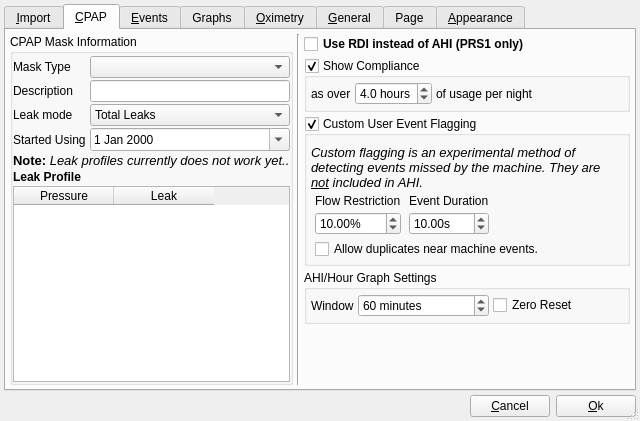
Qt form preferencesdialog.ui (sbonaime/sleepyhead-code.) before a commit.
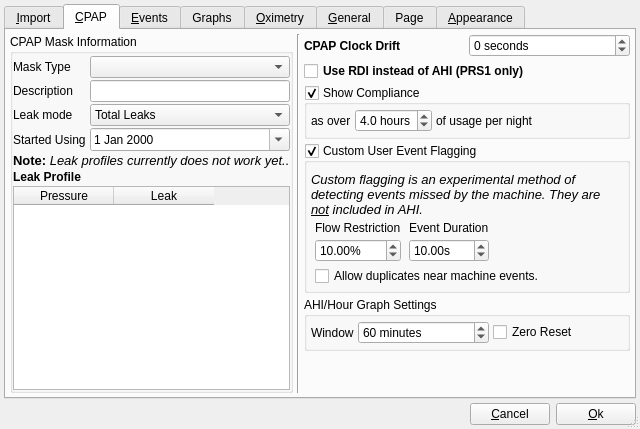
The same form after that commit. The open tabs and pages were chosen to show the change. Icons and pictures are not drawn.

The edit to the form file:
```diff
--- a/preferencesdialog.ui
+++ b/preferencesdialog.ui
@@ -10,7 +10,7 @@
     <x>0</x>
     <y>0</y>
     <width>640</width>
-    <height>421</height>
+    <height>429</height>
    </rect>
   </property>
   <property name="maximumSize">
@@ -609,7 +609,7 @@
        </item>
        <item>
         <layout class="QGridLayout" name="gridLayout_11">
-         <item row="1" column="0" colspan="3">
+         <item row="1" column="0" colspan="2">
           <widget class="QCheckBox" name="AddRERAtoAHI">
            <property name="font">
             <font>
@@ -625,7 +625,7 @@
            </property>
           </widget>
          </item>
-         <item row="2" column="0" colspan="3">
+         <item row="2" column="0" colspan="2">
           <widget class="QGroupBox" name="complianceGroupbox">
            <property name="toolTip">
             <string>Don't show any compliance information</string>
@@ -691,7 +691,7 @@
            </layout>
           </widget>
          </item>
-         <item row="3" column="0" colspan="3">
+         <item row="3" column="0" colspan="2">
           <widget class="QGroupBox" name="customEventGroupbox">
            <property name="toolTip">
             <string>Enable/disable experimental event flagging enhancements. 
@@ -827,7 +827,7 @@
            </layout>
           </widget>
          </item>
-         <item row="4" column="0" colspan="3">
+         <item row="4" column="0" colspan="2">
           <widget class="QGroupBox" name="ahiGraphGroupbox">
            <property name="title">
             <string>AHI/Hour Graph Settings</string>
@@ -904,6 +904,39 @@
            </property>
           </spacer>
          </item>
+         <item row="0" column="0">
+          <widget class="QLabel" name="label_44">
+           <property name="font">
+            <font>
+             <weight>75</weight>
+             <bold>true</bold>
+            </font>
+           </property>
+           <property name="text">
+            <string>CPAP Clock Drift</string>
+           </property>
+          </widget>
+         </item>
+         <item row="0" column="1">
+          <widget class="QSpinBox" name="clockDrift">
+           <property name="toolTip">
+            <string>Don't touch this unless you know your CPAP clock is out.
+Try to sync it to your PC's clock (which should be synced to a timeserver)</string>
+           </property>
+           <property name="suffix">
+            <string> seconds</string>
+           </property>
+           <property name="minimum">
+            <number>-7200</number>
+           </property>
+           <property name="maximum">
+            <number>7200</number>
+           </property>
+           <property name="value">
+            <number>0</number>
+           </property>
+          </widget>
+         </item>
         </layout>
        </item>
       </layout>
```
Left out of the diff: 2 changed lines with no effect on the pictures.
